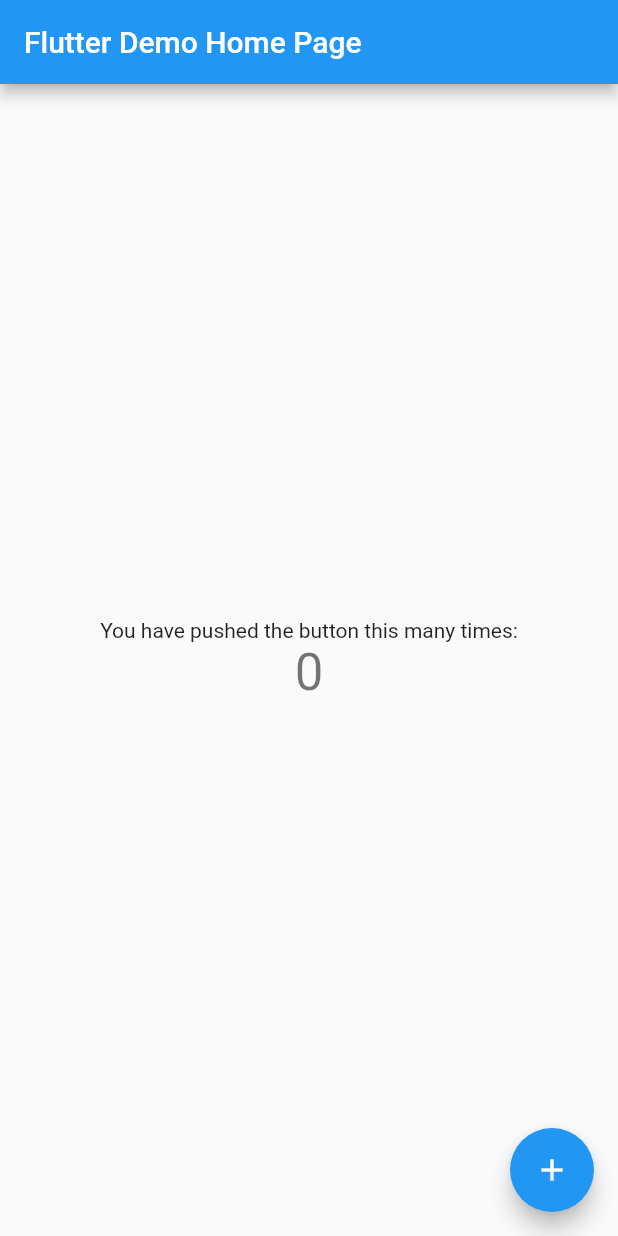
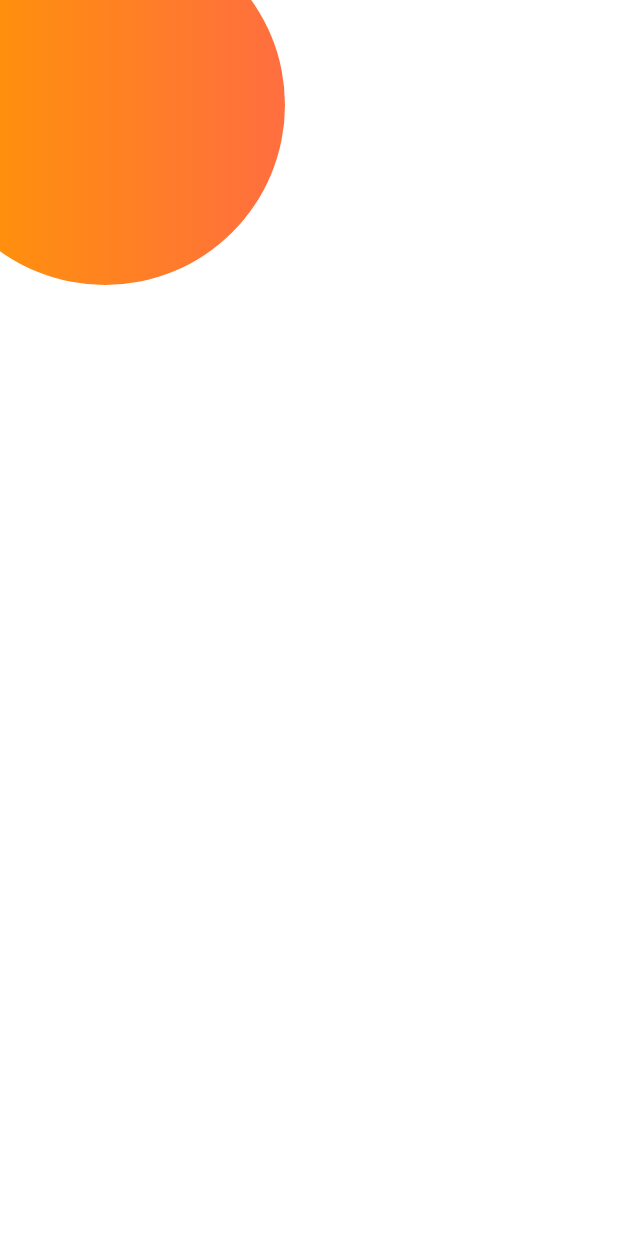
Before and after one commit to IngNex/practice_flutter_responsive, a Flutter app: the screen it shows after launch, on a phone screen of 412 x 824 dp. Run offline on Flutter 3.47's test engine with Material 2 defaults, Android fonts, the phone set to English and light mode, and no system bars.

Commit message:
circle gradient

```diff
--- a/lib/main.dart
+++ b/lib/main.dart
@@ -1,4 +1,5 @@
 import 'package:flutter/material.dart';
+import 'package:flutter_ui_responsive/pages/home_page.dart';
 
 void main() {
   runApp(const MyApp());
@@ -11,105 +12,12 @@ class MyApp extends StatelessWidget {
   @override
   Widget build(BuildContext context) {
     return MaterialApp(
+      debugShowCheckedModeBanner: false,
       title: 'Flutter Demo',
       theme: ThemeData(
-        // This is the theme of your application.
-        //
-        // Try running your application with "flutter run". You'll see the
-        // application has a blue toolbar. Then, without quitting the app, try
-        // changing the primarySwatch below to Colors.green and then invoke
-        // "hot reload" (press "r" in the console where you ran "flutter run",
-        // or simply save your changes to "hot reload" in a Flutter IDE).
-        // Notice that the counter didn't reset back to zero; the application
-        // is not restarted.
         primarySwatch: Colors.blue,
       ),
-      home: const MyHomePage(title: 'Flutter Demo Home Page'),
+      home: HomePage(),
     );
   }
 }
-
-class MyHomePage extends StatefulWidget {
-  const MyHomePage({super.key, required this.title});
-
-  // This widget is the home page of your application. It is stateful, meaning
-  // that it has a State object (defined below) that contains fields that affect
-  // how it looks.
-
-  // This class is the configuration for the state. It holds the values (in this
-  // case the title) provided by the parent (in this case the App widget) and
-  // used by the build method of the State. Fields in a Widget subclass are
-  // always marked "final".
-
-  final String title;
-
-  @override
-  State<MyHomePage> createState() => _MyHomePageState();
-}
-
-class _MyHomePageState extends State<MyHomePage> {
-  int _counter = 0;
-
-  void _incrementCounter() {
-    setState(() {
-      // This call to setState tells the Flutter framework that something has
-      // changed in this State, which causes it to rerun the build method below
-      // so that the display can reflect the updated values. If we changed
-      // _counter without calling setState(), then the build method would not be
-      // called again, and so nothing would appear to happen.
-      _counter++;
-    });
-  }
-
-  @override
-  Widget build(BuildContext context) {
-    // This method is rerun every time setState is called, for instance as done
-    // by the _incrementCounter method above.
-    //
-    // The Flutter framework has been optimized to make rerunning build methods
-    // fast, so that you can just rebuild anything that needs updating rather
-    // than having to individually change instances of widgets.
-    return Scaffold(
-      appBar: AppBar(
-        // Here we take the value from the MyHomePage object that was created by
-        // the App.build method, and use it to set our appbar title.
-        title: Text(widget.title),
-      ),
-      body: Center(
-        // Center is a layout widget. It takes a single child and positions it
-        // in the middle of the parent.
-        child: Column(
-          // Column is also a layout widget. It takes a list of children and
-          // arranges them vertically. By default, it sizes itself to fit its
-          // children horizontally, and tries to be as tall as its parent.
-          //
-          // Invoke "debug painting" (press "p" in the console, choose the
-          // "Toggle Debug Paint" action from the Flutter Inspector in Android
-          // Studio, or the "Toggle Debug Paint" command in Visual Studio Code)
-          // to see the wireframe for each widget.
-          //
-          // Column has various properties to control how it sizes itself and
-          // how it positions its children. Here we use mainAxisAlignment to
-          // center the children vertically; the main axis here is the vertical
-          // axis because Columns are vertical (the cross axis would be
-          // horizontal).
-          mainAxisAlignment: MainAxisAlignment.center,
-          children: <Widget>[
-            const Text(
-              'You have pushed the button this many times:',
-            ),
-            Text(
-              '$_counter',
-              style: Theme.of(context).textTheme.headline4,
-            ),
-          ],
-        ),
-      ),
-      floatingActionButton: FloatingActionButton(
-        onPressed: _incrementCounter,
-        tooltip: 'Increment',
-        child: const Icon(Icons.add),
-      ), // This trailing comma makes auto-formatting nicer for build methods.
-    );
-  }
-}
--- /dev/null
+++ b/lib/pages/home_page.dart
@@ -0,0 +1,37 @@
+import 'package:flutter/material.dart';
+import 'package:flutter_ui_responsive/widget/circle.dart';
+
+class HomePage extends StatefulWidget {
+  const HomePage({super.key});
+
+  @override
+  State<HomePage> createState() => _HomePageState();
+}
+
+class _HomePageState extends State<HomePage> {
+  @override
+  Widget build(BuildContext context) {
+    return Scaffold(
+      body: Container(
+        width: double.infinity,
+        height: double.infinity,
+        color: Colors.white,
+        child: Stack(
+          children: [
+            Positioned(
+              left: -50,
+              top: -50,
+              child: Circle(
+                size: 240,
+                colors: [
+                  Colors.orange,
+                  Colors.deepOrangeAccent,
+                ],
+              ),
+            ),
+          ],
+        ),
+      ),
+    );
+  }
+}
--- /dev/null
+++ b/lib/widget/circle.dart
@@ -0,0 +1,23 @@
+import 'package:flutter/material.dart';
+
+class Circle extends StatelessWidget {
+  const Circle({super.key, required this.size, required this.colors})
+      : assert(size != null && size > 0),
+        assert(colors != null && colors.length >= 2);
+
+  final double size;
+  final List<Color> colors;
+
+  @override
+  Widget build(BuildContext context) {
+    return Container(
+      width: this.size,
+      height: this.size,
+      decoration: BoxDecoration(
+          shape: BoxShape.circle,
+          gradient: LinearGradient(
+            colors: this.colors,
+          )),
+    );
+  }
+}
```
